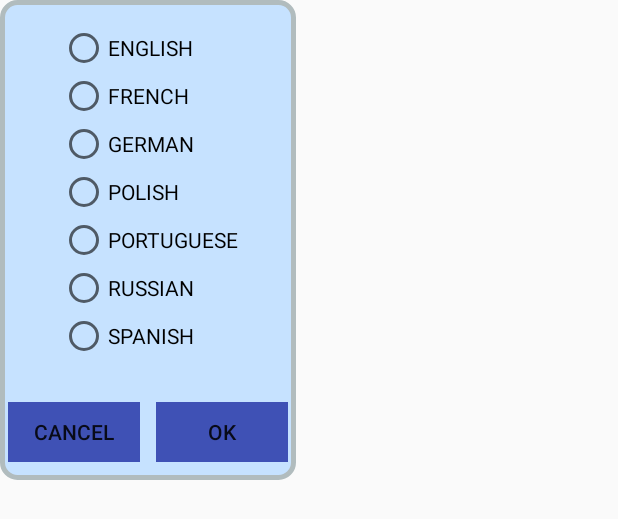
After one commit to pawchi/JavaAndroid, an Android app: the layout popup_select_language.xml on its own in the app's theme, with its tools: preview values and no code run, on a phone screen of 412 x 824 dp. The commit adds this screen. Shown: the top 519 px of the screen. Run offline under Robolectric (Android 15) with nearby library versions, the phone set to English and light mode, and no system bars.

Commit message:
Emergency_notifier languages

```diff
--- a/EmergencyNotifier/app/src/main/java/org/chilon/emergencynotifier/MainActivity.java
+++ b/EmergencyNotifier/app/src/main/java/org/chilon/emergencynotifier/MainActivity.java
@@ -1,5 +1,6 @@
 package org.chilon.emergencynotifier;
 
+import android.content.ClipData;
 import android.content.Intent;
 import android.os.Bundle;
 import android.support.design.widget.FloatingActionButton;
@@ -15,6 +16,7 @@ public class MainActivity extends AppCompatActivity {
 
     Button smsButton;
     Button callButton;
+    MenuItem item;
 
     @Override
     protected void onCreate(Bundle savedInstanceState) {
@@ -52,6 +54,7 @@ public class MainActivity extends AppCompatActivity {
                 startActivity(intent);
             }
         });
+
     }
 
     @Override
--- a/EmergencyNotifier/app/src/main/res/layout/create_sms.xml
+++ b/EmergencyNotifier/app/src/main/res/layout/create_sms.xml
@@ -244,7 +244,7 @@
                 android:id="@+id/sms_send_button"
                 android:layout_width="match_parent"
                 android:layout_height="wrap_content"
-                android:text="SEND"
+                android:text="@string/send_button"
                 android:background="#ccff00"
                 android:layout_marginTop="10dp"
                 android:onClick="onSend"/>
--- /dev/null
+++ b/EmergencyNotifier/app/src/main/res/layout/popup_select_language.xml
@@ -0,0 +1,124 @@
+<?xml version="1.0" encoding="utf-8"?>
+<android.support.constraint.ConstraintLayout
+    xmlns:android="http://schemas.android.com/apk/res/android"
+    xmlns:app="http://schemas.android.com/apk/res-auto"
+    android:layout_width="wrap_content"
+    android:layout_height="wrap_content"
+    android:background="@drawable/timer_border">
+
+    <LinearLayout
+        android:id="@+id/lin_lay_language_radios"
+        android:layout_width="match_parent"
+        android:layout_height="wrap_content"
+        android:layout_marginBottom="16dp"
+        android:layout_marginEnd="8dp"
+        android:layout_marginTop="16dp"
+        android:gravity="center_vertical|center_horizontal"
+        android:orientation="horizontal"
+        app:layout_constraintBottom_toTopOf="@+id/lin_lay_ok_cancel_language"
+        app:layout_constraintLeft_toLeftOf="parent"
+        app:layout_constraintRight_toRightOf="parent"
+        app:layout_constraintTop_toTopOf="parent" >
+
+        <RadioGroup
+            android:id="@+id/language_radioGroup"
+            android:layout_width="wrap_content"
+            android:layout_height="wrap_content"
+            android:layout_marginLeft="10dp"
+            android:fadingEdge="none|vertical"
+            app:layout_constraintStart_toStartOf="parent"
+            app:layout_constraintTop_toTopOf="parent">
+
+
+
+            <RadioButton
+                android:id="@+id/language_en"
+                android:layout_width="wrap_content"
+                android:layout_height="wrap_content"
+                android:onClick="rbSelLanguageOnClick"
+                android:text="@string/language_english" />
+
+
+            <RadioButton
+                android:id="@+id/language_fr"
+                android:layout_width="wrap_content"
+                android:layout_height="wrap_content"
+                android:onClick="rbSelLanguageOnClick"
+                android:text="@string/language_french" />
+
+            <RadioButton
+                android:id="@+id/language_de"
+                android:layout_width="wrap_content"
+                android:layout_height="wrap_content"
+                android:onClick="rbSelLanguageOnClick"
+                android:text="@string/language_german" />
+
+            <RadioButton
+                android:id="@+id/language_pl"
+                android:layout_width="wrap_content"
+                android:layout_height="wrap_content"
+                android:onClick="rbSelLanguageOnClick"
+                android:text="@string/language_polish" />
+
+            <RadioButton
+                android:id="@+id/language_pt"
+                android:layout_width="wrap_content"
+                android:layout_height="wrap_content"
+                android:onClick="rbSelLanguageOnClick"
+                android:text="@string/language_portuguese" />
+
+            <RadioButton
+                android:id="@+id/language_ru"
+                android:layout_width="wrap_content"
+                android:layout_height="wrap_content"
+                android:onClick="rbSelLanguageOnClick"
+                android:text="@string/language_russian" />
+
+            <RadioButton
+                android:id="@+id/language_es"
+                android:layout_width="wrap_content"
+                android:layout_height="wrap_content"
+                android:onClick="rbSelLanguageOnClick"
+                android:text="@string/language_spanish" />
+
+
+        </RadioGroup>
+
+    </LinearLayout>
+
+    <LinearLayout
+        android:id="@+id/lin_lay_ok_cancel_language"
+        android:layout_width="wrap_content"
+        android:layout_height="wrap_content"
+        android:layout_marginBottom="12dp"
+        android:layout_marginTop="12dp"
+        android:gravity="center_vertical|center_horizontal"
+        android:orientation="horizontal"
+        app:layout_constraintBottom_toBottomOf="parent"
+        app:layout_constraintEnd_toEndOf="parent"
+        app:layout_constraintStart_toStartOf="parent"
+        app:layout_constraintTop_toBottomOf="@+id/lin_lay_language_radios">
+
+        <Button
+            android:id="@+id/button_language_cancel"
+            style="?android:attr/borderlessButtonStyle"
+            android:layout_width="wrap_content"
+            android:layout_height="40dp"
+            android:layout_marginEnd="5dp"
+            android:layout_marginStart="5dp"
+            android:background="@color/settings_language_buttons"
+            android:text="@string/cancel_button"/>
+
+        <Button
+            android:id="@+id/button_language_ok"
+            style="?android:attr/borderlessButtonStyle"
+            android:layout_width="wrap_content"
+            android:layout_height="40dp"
+            android:layout_marginEnd="5dp"
+            android:layout_marginStart="5dp"
+            android:background="@color/settings_language_buttons"
+            android:text="@string/ok_button"/>
+
+    </LinearLayout>
+
+</android.support.constraint.ConstraintLayout>
--- a/EmergencyNotifier/app/src/main/res/values/strings.xml
+++ b/EmergencyNotifier/app/src/main/res/values/strings.xml
@@ -4,7 +4,7 @@
     <string name="action_settings">Settings</string>
     <string name="sms_button">SEND SMS</string>
     <string name="email_button">SEND EMAIL</string>
-    <string name="call_button">CALL OR SEND VOICE MESSAGE</string>
+    <string name="call_button">SEND VOICE MESSAGE</string>
     <string name="choose_action">CHOOSE HOW TO NOTIFY</string>
 
     <!--SMS View-->
@@ -17,13 +17,30 @@
     <string name="sending_time_setup_label">SETUP SENDING TIME</string>
     <string name="calendar_label">CALENDAR</string>
     <string name="count_down_label">COUNTDOWN TIMER</string>
+    <string name="send_button">SEND</string>
 
     <!--Popup window countdown timer-->
     <string name="setSeconds_label">ENTER SECONDS:</string>
-    <string name="setSeconds_input">0</string>
+    <string name="setSeconds_input" translatable="false">0</string>
     <string name="setMinutes_label">ENTER MINUTES:</string>
-    <string name="setMinutes_input">0</string>
+    <string name="setMinutes_input" translatable="false">0</string>
     <string name="setHours_label">ENTER HOURS:</string>
-    <string name="setHours_input">0</string>
+    <string name="setHours_input" translatable="false">0</string>
+
+    <!--SetUp select language-->
+    <string name="settings_label">SETTINGS:</string>
+    <string name="select_language">SELECT LANGUAGE</string>
+    <string name="rate_app">RATE APPLICATION</string>
+    <string name="ok_button" translatable="false">OK</string>
+    <string name="cancel_button" translatable="false">CANCEL</string>
+
+
+    <string name="language_polish">POLISH</string>
+    <string name="language_english">ENGLISH</string>
+    <string name="language_french">FRENCH</string>
+    <string name="language_german">GERMAN</string>
+    <string name="language_portuguese">PORTUGUESE</string>
+    <string name="language_russian">RUSSIAN</string>
+    <string name="language_spanish">SPANISH</string>
 
 </resources>
```
Also changed, not shown: EmergencyNotifier/app/src/main/java/org/chilon/emergencynotifier/Settings.java (added, +22 -0 lines), EmergencyNotifier/app/src/main/res/layout/settings_main.xml (added, +68 -0 lines), EmergencyNotifier/app/src/main/res/values/colors.xml (+8 -0 lines), EmergencyNotifier/app/src/main/res/drawable/settings_background.png (added), 1 other file.
